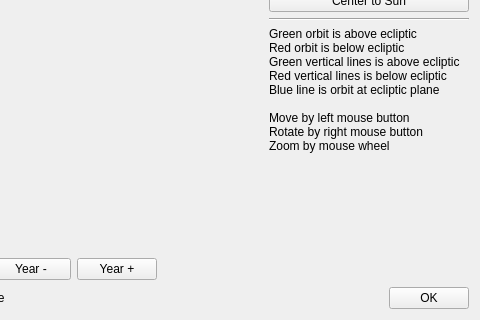
First picture: the form in c3dsolar.ui, repository PavelMr/skytechx, before the edit; both pictures show x 551 to 1031 and y 481 to 801 of the 1031 by 801 pixel window.
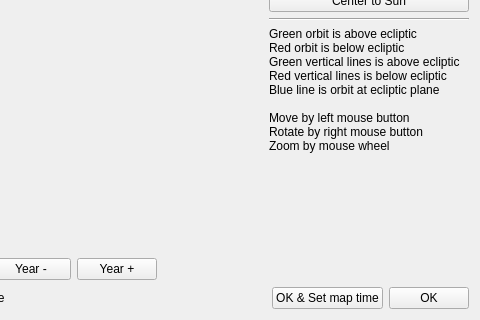
Second picture: the form after the edit. Custom widgets are drawn as their Qt base class.

```diff
--- a/c3dsolar.ui
+++ b/c3dsolar.ui
@@ -447,6 +447,13 @@
        </property>
       </spacer>
      </item>
+     <item>
+      <widget class="QPushButton" name="pushButton_14">
+       <property name="text">
+        <string>OK &amp;&amp; Set map time</string>
+       </property>
+      </widget>
+     </item>
      <item>
       <widget class="QPushButton" name="pushButton">
        <property name="text">
```
